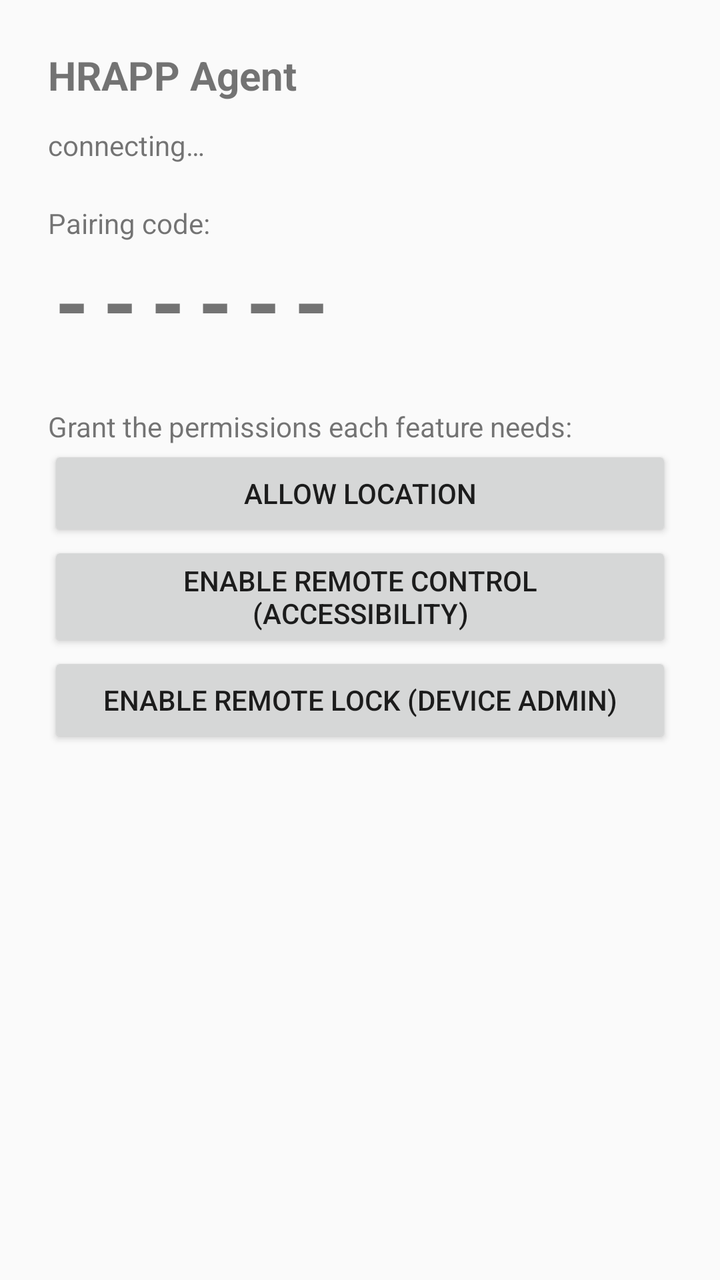
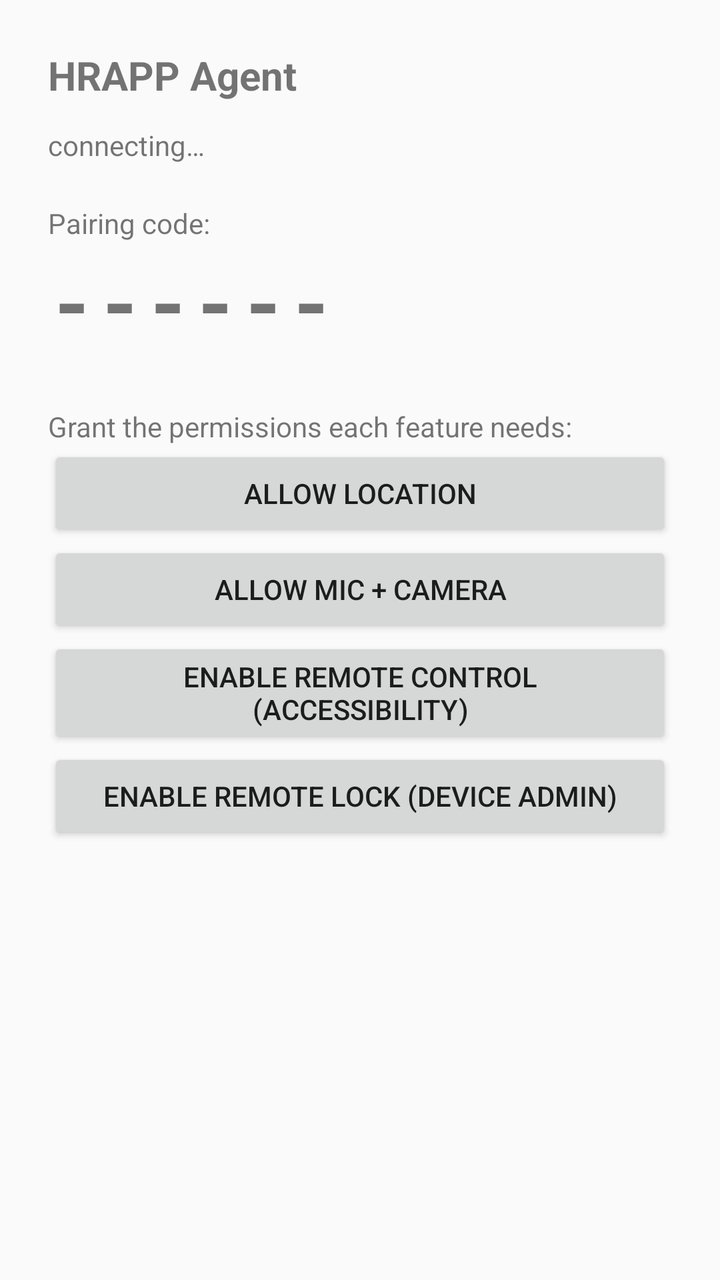

An Android layout rendered at two revisions. The XML below is the earlier revision; the diff shows what the commit changed to produce the second picture.
<!-- AndroidManifest.xml: application theme Theme.AppCompat.DayNight -->
<!-- res/layout/activity_main.xml -->
<?xml version="1.0" encoding="utf-8"?>
<ScrollView xmlns:android="http://schemas.android.com/apk/res/android"
    android:layout_width="match_parent"
    android:layout_height="match_parent">

    <LinearLayout
        android:layout_width="match_parent"
        android:layout_height="wrap_content"
        android:orientation="vertical"
        android:padding="24dp">

        <TextView
            android:layout_width="wrap_content"
            android:layout_height="wrap_content"
            android:text="HRAPP Agent"
            android:textSize="20sp"
            android:textStyle="bold" />

        <TextView
            android:id="@+id/statusText"
            android:layout_width="wrap_content"
            android:layout_height="wrap_content"
            android:layout_marginTop="12dp"
            android:text="connecting…" />

        <TextView
            android:layout_width="wrap_content"
            android:layout_height="wrap_content"
            android:layout_marginTop="20dp"
            android:text="Pairing code:" />

        <TextView
            android:id="@+id/pairingCodeText"
            android:layout_width="wrap_content"
            android:layout_height="wrap_content"
            android:textSize="44sp"
            android:textStyle="bold"
            android:letterSpacing="0.15"
            android:text="------" />

        <TextView
            android:layout_width="wrap_content"
            android:layout_height="wrap_content"
            android:layout_marginTop="24dp"
            android:text="Grant the permissions each feature needs:" />

        <Button
            android:id="@+id/btnLocation"
            android:layout_width="match_parent"
            android:layout_height="wrap_content"
            android:text="Allow location" />

        <Button
            android:id="@+id/btnAccessibility"
            android:layout_width="match_parent"
            android:layout_height="wrap_content"
            android:text="Enable remote control (Accessibility)" />

        <Button
            android:id="@+id/btnDeviceAdmin"
            android:layout_width="match_parent"
            android:layout_height="wrap_content"
            android:text="Enable remote lock (Device Admin)" />

        <TextView
            android:id="@+id/logText"
            android:layout_width="match_parent"
            android:layout_height="wrap_content"
            android:layout_marginTop="24dp"
            android:fontFamily="monospace"
            android:textSize="12sp"
            android:text="" />

    </LinearLayout>
</ScrollView>
<!-- resources referenced by this layout -->
<resources>

</resources>

<!-- the commit's change to res/layout/activity_main.xml (unified diff, before → after) -->
@@ -51,6 +51,12 @@
             android:text="Allow location" />
 
         <Button
+            android:id="@+id/btnMedia"
+            android:layout_width="match_parent"
+            android:layout_height="wrap_content"
+            android:text="Allow mic + camera" />
+
+        <Button
             android:id="@+id/btnAccessibility"
             android:layout_width="match_parent"
             android:layout_height="wrap_content"
